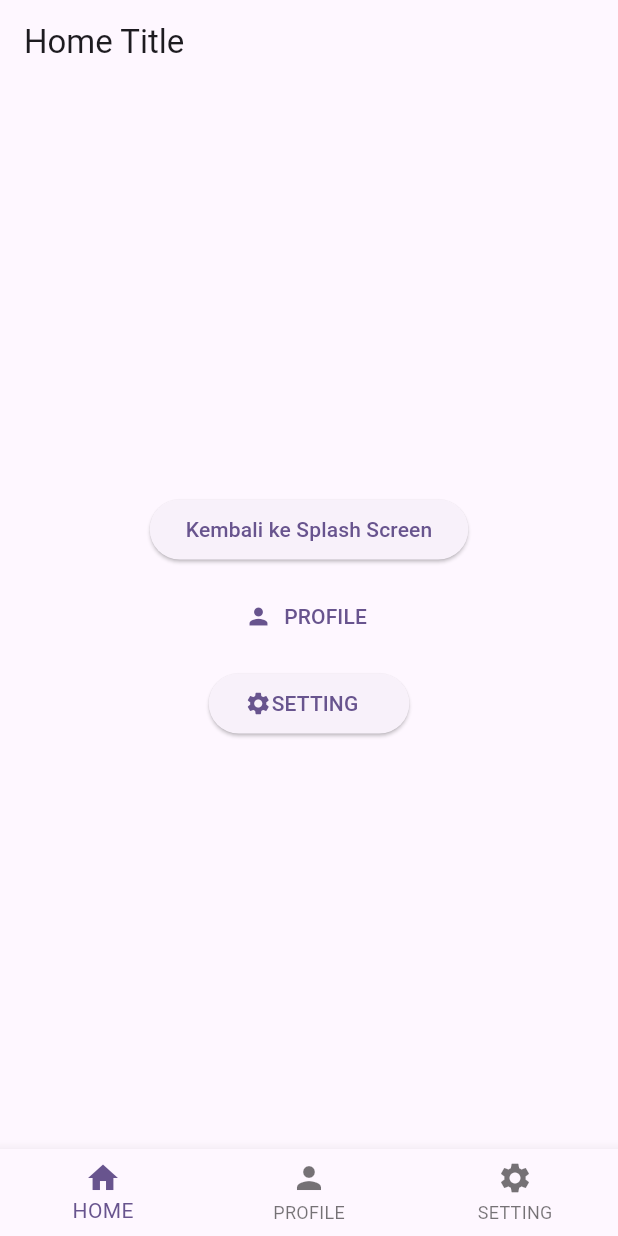
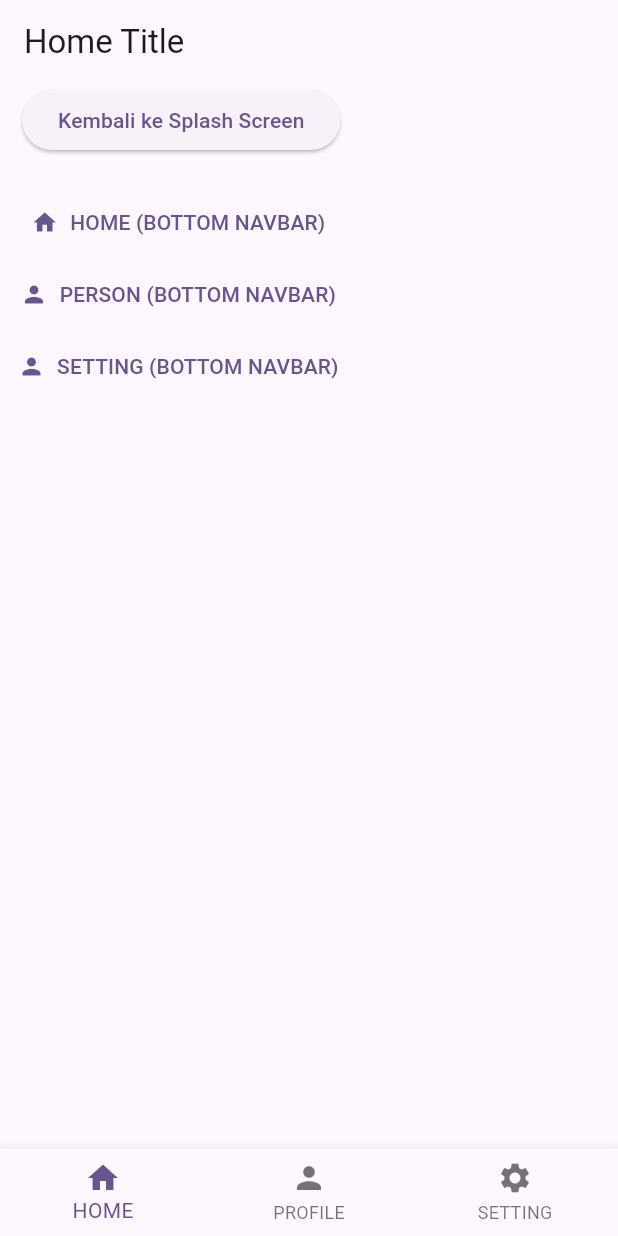
Before and after one commit to beduls/routes3, a Flutter app: the screen it shows after launch, on a phone screen of 412 x 824 dp. Run offline on Flutter 3.47's test engine with Material 3 defaults, Android fonts, the phone set to English and light mode, and no system bars.

Commit message:
widget button navigasi 1

```diff
--- a/lib/pages/home_pages.dart
+++ b/lib/pages/home_pages.dart
@@ -2,6 +2,7 @@ import 'package:flutter/material.dart';
 import 'package:routes3/consts/routes.dart';
 import 'package:routes3/pages/profile_pages.dart';
 import 'package:routes3/pages/setting_pages.dart';
+import 'package:routes3/widgets/button_nav.dart';
 
 class HomePages extends StatefulWidget {
   const HomePages({super.key});
@@ -17,50 +18,7 @@ class _HomePagesState extends State<HomePages> {
       appBar: AppBar(
         title: const Text('Home Title'),
       ),
-      body: Center(
-        child: Column(
-          mainAxisAlignment: MainAxisAlignment.center,
-          children: [
-            ElevatedButton(
-                onPressed: () {
-                  Navigator.pushReplacementNamed(
-                      context, AppRoutes.spaslhPage0);
-                },
-                child: const Text('Kembali ke Splash Screen')),
-            const SizedBox(
-              height: 10,
-            ),
-            TextButton.icon(
-                onPressed: () {
-                  Navigator.pushReplacement(
-                      context,
-                      MaterialPageRoute(
-                          builder: (context) => const ProfilePages()));
-                },
-                icon: const Icon(Icons.person),
-                label: const Text("PROFILE")),
-            const SizedBox(
-              height: 10,
-            ),
-            ElevatedButton(
-                onPressed: () {
-                  Navigator.pushReplacement(
-                      context,
-                      MaterialPageRoute(
-                          builder: (context) => const SettingPages()));
-                },
-                child: const Row(
-                  mainAxisSize: MainAxisSize.min,
-                  mainAxisAlignment: MainAxisAlignment.center,
-                  children: [
-                    Icon(Icons.settings),
-                    Text('SETTING'),
-                    SizedBox(width: 10.0),
-                  ],
-                ))
-          ],
-        ),
-      ),
+      body: const ButtonNav(),
     );
   }
 }
--- /dev/null
+++ b/lib/widgets/button_nav.dart
@@ -0,0 +1,51 @@
+import 'package:flutter/material.dart';
+import 'package:routes3/consts/routes.dart';
+
+class ButtonNav extends StatefulWidget {
+  const ButtonNav({super.key});
+
+  @override
+  State<ButtonNav> createState() => _ButtonNavState();
+}
+
+class _ButtonNavState extends State<ButtonNav> {
+  @override
+  Widget build(BuildContext context) {
+    return Column(
+      children: [
+        ElevatedButton(
+            onPressed: () {
+              Navigator.pushReplacementNamed(context, AppRoutes.spaslhPage0);
+            },
+            child: const Text('Kembali ke Splash Screen')),
+        const SizedBox(
+          height: 20,
+        ),
+        TextButton.icon(
+            onPressed: () {
+              Navigator.pushReplacementNamed(context, AppRoutes.mainPage0,
+                  arguments: {"index6": 0});
+            },
+            icon: const Icon(Icons.home),
+            label: const Text("HOME (BOTTOM NAVBAR)")),
+        TextButton.icon(
+            onPressed: () {
+              Navigator.pushReplacementNamed(context, AppRoutes.mainPage0,
+                  arguments: {"index6": 1});
+            },
+            icon: const Icon(Icons.person),
+            label: const Text("PERSON (BOTTOM NAVBAR)")),
+        TextButton.icon(
+            onPressed: () {
+              Navigator.pushReplacementNamed(context, AppRoutes.mainPage0,
+                  arguments: {"index6": 2});
+            },
+            icon: const Icon(Icons.person),
+            label: const Text("SETTING (BOTTOM NAVBAR)")),
+        const SizedBox(
+          height: 20,
+        ),
+      ],
+    );
+  }
+}
```
Also changed, not shown: lib/pages/main_pages.dart (+15 -0 lines), lib/pages/setting_pages.dart (+62 -3 lines), lib/pages/setting_pages.txt (added, +91 -0 lines).
